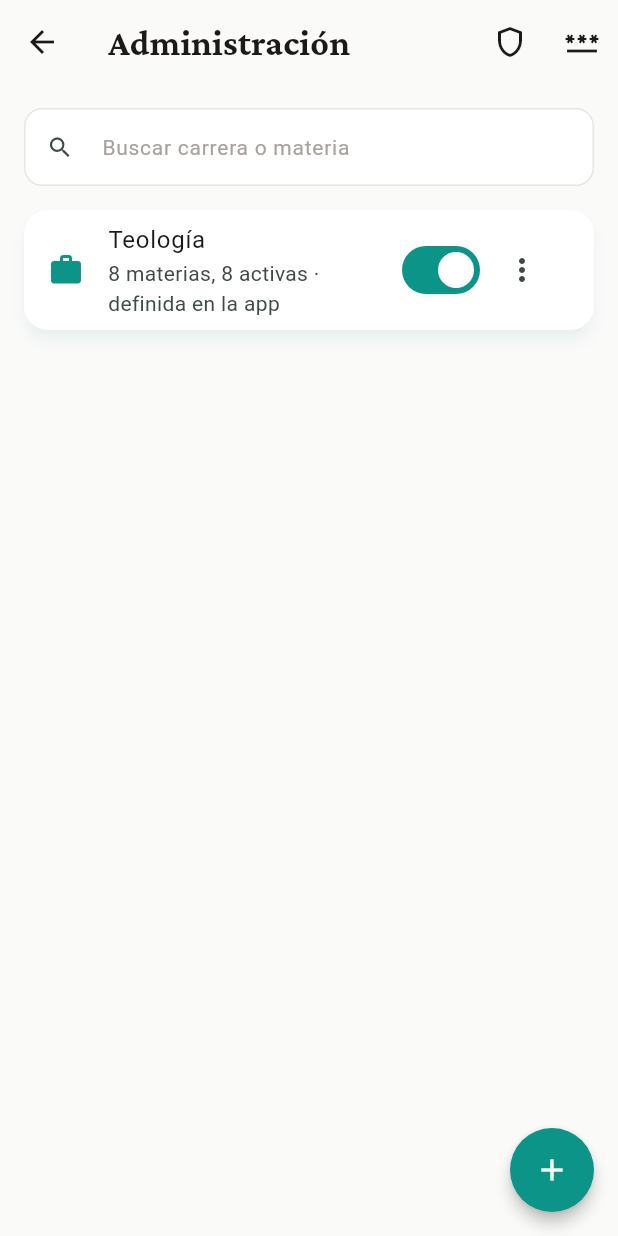
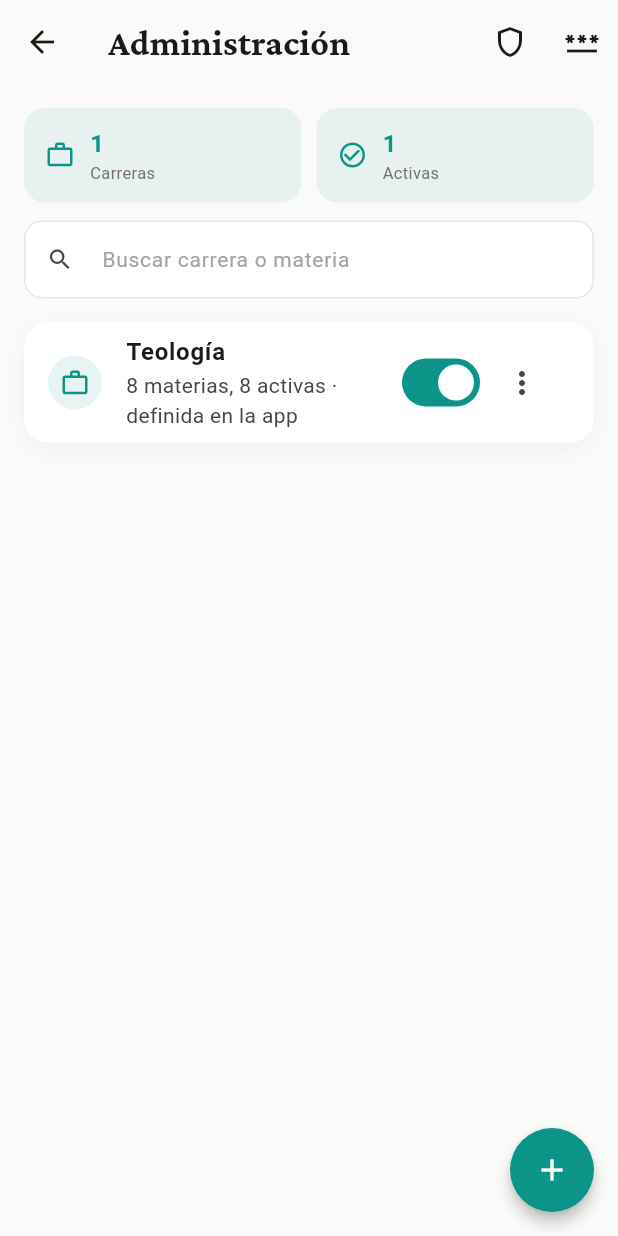
Before and after one commit to operonte/Bitacora, a Flutter app: the AdministrationScreen screen opened directly, on a phone screen of 412 x 824 dp. Run offline on Flutter 3.47's test engine with Material 3 defaults, Android fonts, the phone set to English and light mode, and no system bars; our stand-ins replace connectivity_plus, file_picker, flutter_local_notifications, flutter_secure_storage, flutter_svg, flutter_timezone and 9 more; missing offline and left inert: add_2_calendar, android_intent_plus, dart:html, dart:js_interop; accounts and stored records are empty; Roboto replaces fonts that are missing (Atkinson Hyperlegible).

Commit message:
Corrige bugs reales encontrados en auditoría + prolija Administración
- Guardar el perfil (bio, edad, género, etc.) fallaba siempre: faltaba
  ampliar el GRANT de UPDATE de la tabla profiles a las columnas
  nuevas. Postgres lo rechazaba en silencio, sin verse en analyze/test.
- El docente aparecía listado en la asistencia y el panel de riesgo de
  su propia carrera, como si fuera un alumno.
- Agregar/borrar fotos del perfil podía perder una foto por condición
  de carrera; ahora es atómico en el servidor.
- Pantalla de Administración con el mismo lenguaje visual que el
  resto de la app (tarjetas redondeadas, colores consistentes).

Co-Authored-By: Claude Sonnet 5 <noreply@anthropic.com>

```diff
--- a/lib/screens/administration_screen.dart
+++ b/lib/screens/administration_screen.dart
@@ -60,7 +60,8 @@ class _AdministrationScreenState extends State<AdministrationScreen> {
     showDialog(
       context: context,
       builder: (context) => AlertDialog(
-        title: const Text('Crear Nueva Carrera'),
+        shape: RoundedRectangleBorder(borderRadius: BorderRadius.circular(16)),
+        title: const Text('Crear carrera'),
         content: Form(
           key: formKey,
           child: SingleChildScrollView(
@@ -118,7 +119,7 @@ class _AdministrationScreenState extends State<AdministrationScreen> {
             onPressed: () => Navigator.pop(context),
             child: const Text('Cancelar'),
           ),
-          ElevatedButton(
+          FilledButton(
             onPressed: () async {
               if (!formKey.currentState!.validate()) {
                 return;
@@ -143,7 +144,7 @@ class _AdministrationScreenState extends State<AdministrationScreen> {
                   ScaffoldMessenger.of(context).showSnackBar(
                     const SnackBar(
                       content: Text('✅ Carrera creada exitosamente'),
-                      backgroundColor: Colors.green,
+                      backgroundColor: AppColors.success,
                     ),
                   );
                 }
@@ -152,7 +153,7 @@ class _AdministrationScreenState extends State<AdministrationScreen> {
                   ScaffoldMessenger.of(context).showSnackBar(
                     SnackBar(
                       content: Text('Error al crear carrera: $e'),
-                      backgroundColor: Colors.red,
+                      backgroundColor: AppColors.error,
                     ),
                   );
                 }
@@ -176,7 +177,8 @@ class _AdministrationScreenState extends State<AdministrationScreen> {
     showDialog(
       context: context,
       builder: (context) => AlertDialog(
-        title: const Text('Editar Carrera'),
+        shape: RoundedRectangleBorder(borderRadius: BorderRadius.circular(16)),
+        title: const Text('Editar carrera'),
         content: Form(
           key: formKey,
           child: SingleChildScrollView(
@@ -234,7 +236,7 @@ class _AdministrationScreenState extends State<AdministrationScreen> {
             onPressed: () => Navigator.pop(context),
             child: const Text('Cancelar'),
           ),
-          ElevatedButton(
+          FilledButton(
             onPressed: () async {
               if (!formKey.currentState!.validate()) {
                 return;
@@ -260,7 +262,7 @@ class _AdministrationScreenState extends State<AdministrationScreen> {
                   ScaffoldMessenger.of(context).showSnackBar(
                     const SnackBar(
                       content: Text('✅ Carrera actualizada exitosamente'),
-                      backgroundColor: Colors.green,
+                      backgroundColor: AppColors.success,
                     ),
                   );
                 }
@@ -269,7 +271,7 @@ class _AdministrationScreenState extends State<AdministrationScreen> {
                   ScaffoldMessenger.of(context).showSnackBar(
                     SnackBar(
                       content: Text('Error al actualizar carrera: $e'),
-                      backgroundColor: Colors.red,
+                      backgroundColor: AppColors.error,
                     ),
                   );
                 }
@@ -482,6 +484,44 @@ class _AdministrationScreenState extends State<AdministrationScreen> {
     }
   }
 
+  static Widget _statCard({
+    required IconData icon,
+    required String label,
+    required String value,
+  }) => Container(
+    padding: const EdgeInsets.symmetric(horizontal: 14, vertical: 12),
+    decoration: BoxDecoration(
+      color: AppColors.primary.withValues(alpha: 0.08),
+      borderRadius: BorderRadius.circular(14),
+    ),
+    child: Row(
+      children: [
+        Icon(icon, size: 20, color: AppColors.primary),
+        const SizedBox(width: 10),
+        Column(
+          crossAxisAlignment: CrossAxisAlignment.start,
+          children: [
+            Text(
+              value,
+              style: const TextStyle(
+                fontSize: 16,
+                fontWeight: FontWeight.bold,
+                color: AppColors.primary,
+              ),
+            ),
+            Text(
+              label,
+              style: const TextStyle(
+                fontSize: 11,
+                color: AppColors.textSecondary,
+              ),
+            ),
+          ],
+        ),
+      ],
+    ),
+  );
+
   static Widget _impactRow(String cantidad, String consecuencia) => Padding(
     padding: const EdgeInsets.symmetric(vertical: 2),
     child: Text(
@@ -643,18 +683,27 @@ class _AdministrationScreenState extends State<AdministrationScreen> {
 
           if (snapshot.hasError) {
             return Center(
+              child: Padding(
+                padding: const EdgeInsets.all(32),
                 child: Column(
                   mainAxisAlignment: MainAxisAlignment.center,
                   children: [
-                  const Icon(Icons.error_outline, size: 80, color: Colors.red),
+                    const Icon(
+                      Icons.error_outline,
+                      size: 64,
+                      color: AppColors.error,
+                    ),
                     const SizedBox(height: 16),
                     Text(
                       'Error al cargar carreras: ${snapshot.error}',
-                    style: const TextStyle(fontSize: 16, color: Colors.red),
+                      style: const TextStyle(
+                        fontSize: 15,
+                        color: AppColors.error,
+                      ),
                       textAlign: TextAlign.center,
                     ),
                     const SizedBox(height: 16),
-                  ElevatedButton(
+                    FilledButton(
                       onPressed: () {
                         setState(() {}); // Rebuild para reintentar
                       },
@@ -662,33 +711,74 @@ class _AdministrationScreenState extends State<AdministrationScreen> {
                     ),
                   ],
                 ),
+              ),
             );
           }
 
           final careers = snapshot.data ?? [];
 
           if (careers.isEmpty) {
-            return const Center(
+            return Center(
+              child: Padding(
+                padding: const EdgeInsets.all(32),
                 child: Column(
                   mainAxisAlignment: MainAxisAlignment.center,
                   children: [
-                  Icon(Icons.work_outline, size: 80, color: Colors.grey),
-                  SizedBox(height: 16),
-                  Text(
+                    Container(
+                      padding: const EdgeInsets.all(18),
+                      decoration: BoxDecoration(
+                        color: AppColors.primary.withValues(alpha: 0.1),
+                        shape: BoxShape.circle,
+                      ),
+                      child: const Icon(
+                        Icons.work_outline,
+                        size: 40,
+                        color: AppColors.primary,
+                      ),
+                    ),
+                    const SizedBox(height: 16),
+                    const Text(
                       'No hay carreras registradas',
-                    style: TextStyle(fontSize: 18, color: Colors.grey),
+                      style: TextStyle(
+                        fontSize: 16,
+                        fontWeight: FontWeight.bold,
+                      ),
                     ),
                   ],
+                ),
               ),
             );
           }
 
           final visibles = _filtrar(careers);
+          final activas = careers.where((c) => c.isActive).length;
 
           return Column(
             children: [
               Padding(
-                padding: const EdgeInsets.fromLTRB(16, 16, 16, 0),
+                padding: const EdgeInsets.fromLTRB(16, 16, 16, 12),
+                child: Row(
+                  children: [
+                    Expanded(
+                      child: _statCard(
+                        icon: Icons.work_outline,
+                        label: 'Carreras',
+                        value: '${careers.length}',
+                      ),
+                    ),
+                    const SizedBox(width: 10),
+                    Expanded(
+                      child: _statCard(
+                        icon: Icons.check_circle_outline,
+                        label: 'Activas',
+                        value: '$activas',
+                      ),
+                    ),
+                  ],
+                ),
+              ),
+              Padding(
+                padding: const EdgeInsets.fromLTRB(16, 0, 16, 0),
                 child: TextField(
                   controller: _searchController,
                   decoration: InputDecoration(
@@ -731,19 +821,47 @@ class _AdministrationScreenState extends State<AdministrationScreen> {
                       final isPredefined = Careers.predefined.any(
                         (c) => c.id == career.id,
                       );
-                      return Card(
-                        elevation: 4,
-                        margin: const EdgeInsets.only(bottom: 16),
+                      return Container(
+                        margin: const EdgeInsets.only(bottom: 12),
+                        decoration: BoxDecoration(
+                          color: Theme.of(context).cardColor,
+                          borderRadius: BorderRadius.circular(16),
+                          boxShadow: [
+                            BoxShadow(
+                              color: Colors.black.withValues(alpha: 0.04),
+                              blurRadius: 10,
+                              offset: const Offset(0, 4),
+                            ),
+                          ],
+                        ),
+                        clipBehavior: Clip.antiAlias,
                         child: Opacity(
                           opacity: career.isActive ? 1 : 0.6,
                           child: ListTile(
-                            leading: Icon(
-                              Icons.work,
+                            leading: Container(
+                              padding: const EdgeInsets.all(8),
+                              decoration: BoxDecoration(
+                                color:
+                                    (career.isActive
+                                            ? AppColors.primary
+                                            : AppColors.textSecondary)
+                                        .withValues(alpha: 0.1),
+                                shape: BoxShape.circle,
+                              ),
+                              child: Icon(
+                                Icons.work_outline,
+                                size: 20,
                                 color: career.isActive
                                     ? AppColors.primary
                                     : AppColors.textSecondary,
                               ),
-                            title: Text(career.name),
+                            ),
+                            title: Text(
+                              career.name,
+                              style: const TextStyle(
+                                fontWeight: FontWeight.w600,
+                              ),
+                            ),
                             subtitle: Text(
                               '${career.predefinedSubjects.length} materias, '
                               '${career.predefinedSubjects.where((s) => s.isActive).length} activas'
```
Also changed, not shown: lib/screens/my_profile_screen.dart (+13 -6 lines), lib/services/profile_service.dart (+6 -27 lines), 3 other files. Lines whose indentation alone changed are shown as unchanged.
